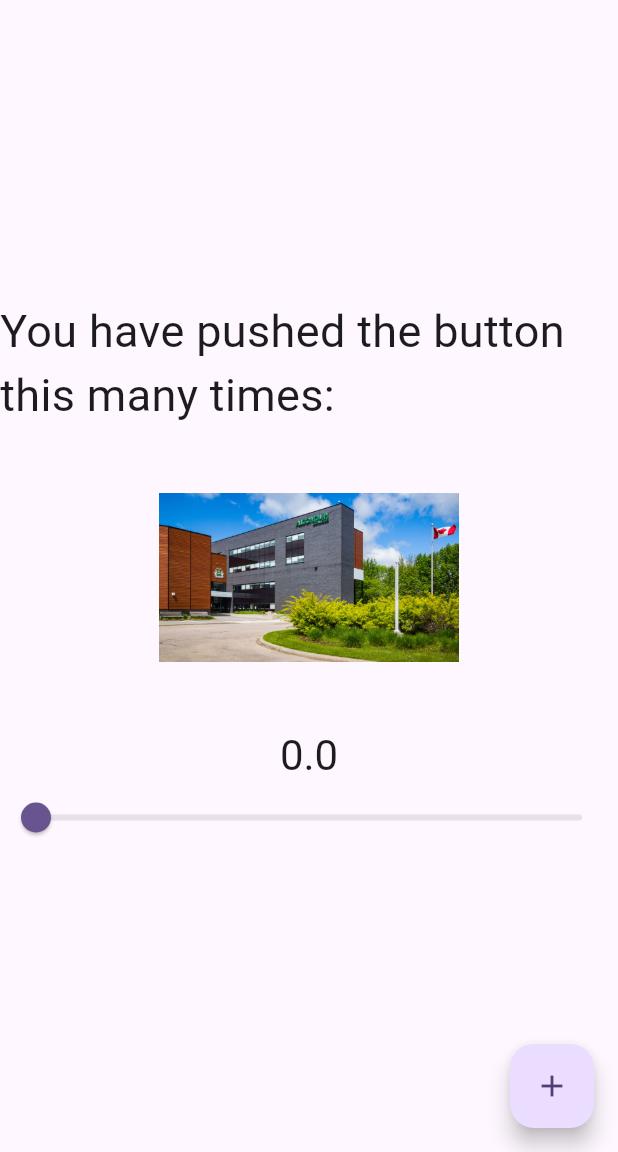
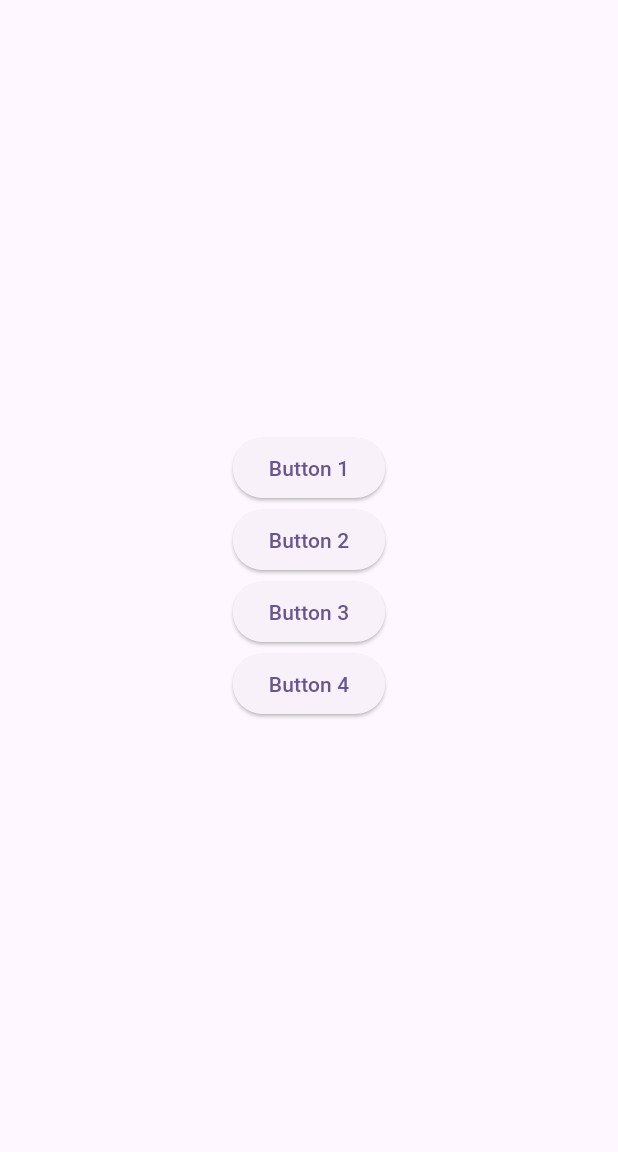
Before and after one commit to sliceofpizzaxd/my_cst2335_labs, a Flutter app: the screen it shows after launch, on a phone screen of 412 x 824 dp, the part 84-1236 px from its top. Run offline on Flutter 3.47's test engine with Material 3 defaults, Android fonts, the phone set to English and light mode, and no system bars.

Commit message:
Added buttons

```diff
--- a/lib/main.dart
+++ b/lib/main.dart
@@ -58,27 +58,6 @@ class _MyHomePageState extends State<MyHomePage> {
   var _counter = 0.0;
   var myFontSize = 30.0;
 
-  void setNewValue(double value) {
-    setState(() {
-      _counter = value;
-      myFontSize = value;
-    });
-  }
-
-  void _incrementCounter() {
-    setState(() {
-      // This call to setState tells the Flutter framework that something has
-      // changed in this State, which causes it to rerun the build method below
-      // so that the display can reflect the updated values. If we changed
-      // _counter without calling setState(), then the build method would not be
-      // called again, and so nothing would appear to happen.
-      // ensure counter does not exceed 100 and cause a crash
-      if(_counter > 99)
-        _counter = 100;
-      else _counter++;
-    });
-  }
-
   @override
   Widget build(BuildContext context) {
     // This method is rerun every time setState is called, for instance as done
@@ -116,24 +95,13 @@ class _MyHomePageState extends State<MyHomePage> {
           // wireframe for each widget.
           mainAxisAlignment: MainAxisAlignment.center,
           children: <Widget>[
-            Text(
-              'You have pushed the button this many times:',
-              style:TextStyle( fontSize:myFontSize ),
-            ),
-            Image.asset("images/algonquin.jpg", width: 200, height: 200),
-            Text(
-              '$_counter',
-              style: Theme.of(context).textTheme.headlineMedium,
-            ),
-            Slider(value: _counter, onChanged: setNewValue, min: 0.0, max: 100.0)
+            ElevatedButton(onPressed: () {}, child: Text('Button 1')),
+            ElevatedButton(onPressed: () {}, child: Text('Button 2')),
+            ElevatedButton(onPressed: () {}, child: Text('Button 3')),
+            ElevatedButton(onPressed: () {}, child: Text('Button 4')),
           ],
         ),
       ),
-      floatingActionButton: FloatingActionButton(
-        onPressed: _incrementCounter,
-        tooltip: 'Increment',
-        child: const Icon(Icons.add),
-      ), // This trailing comma makes auto-formatting nicer for build methods.
     );
   }
 }
```
